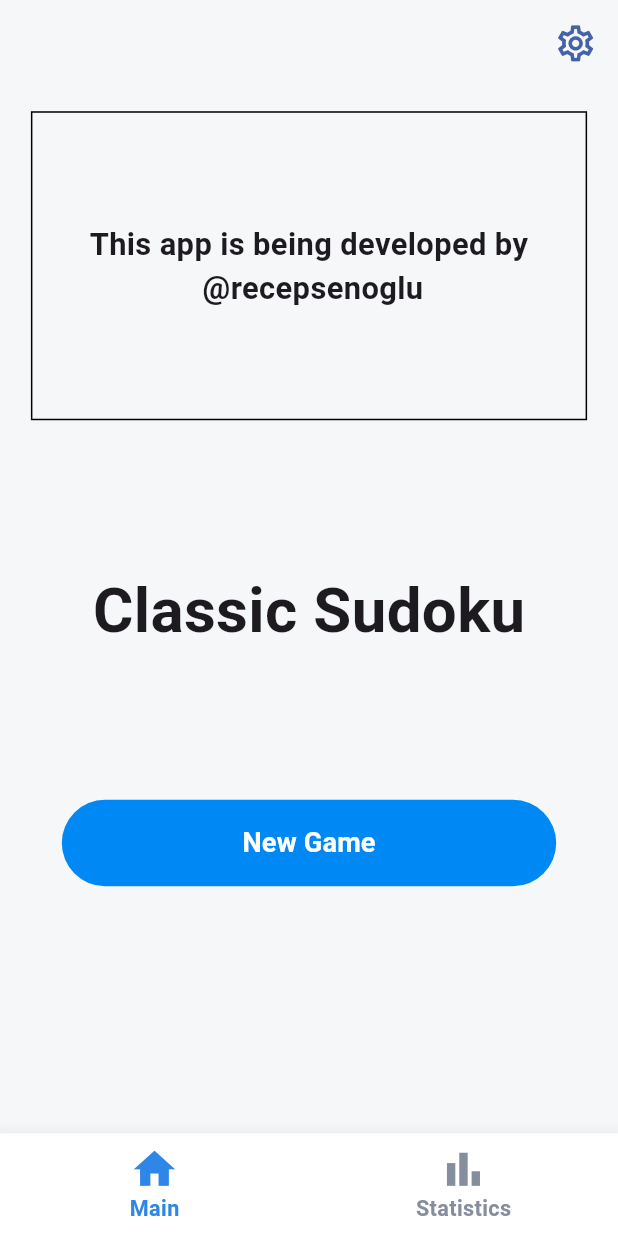
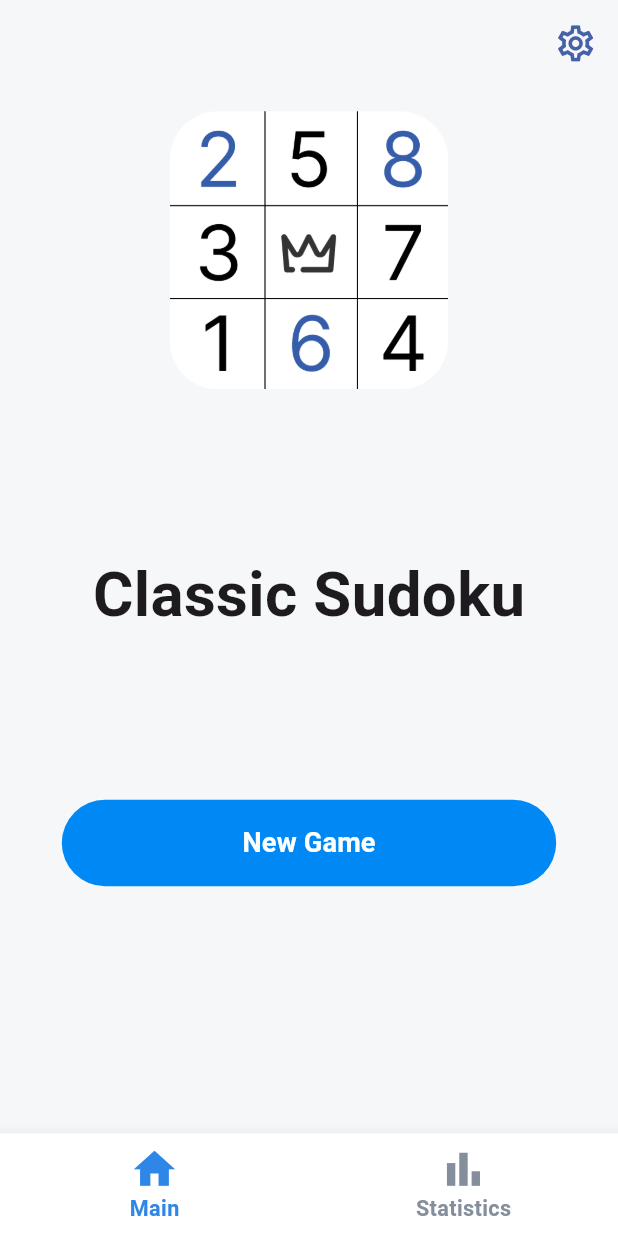
Before and after one commit to recepsenoglu/Flutter_Sudoku, a Flutter app: the screen it shows after launch, on a phone screen of 412 x 824 dp. Run offline on Flutter 3.47's test engine with Material 3 defaults, Android fonts, the phone set to English and light mode, and no system bars; our stand-ins replace shared_preferences, webview_flutter.

Commit message:
app logo added to main screen

```diff
--- a/lib/screens/main_screen/main_screen.dart
+++ b/lib/screens/main_screen/main_screen.dart
@@ -45,7 +45,8 @@ class MainScreen extends StatelessWidget {
             child: Column(
               mainAxisAlignment: MainAxisAlignment.spaceBetween,
               children: [
-                const ChallengeAndEvents(),
+                // const ChallengeAndEvents(),
+                const AppLogo(),
                 const GameTitle(),
                 Container(
                   height: GameSizes.getHeight(0.25),
@@ -105,6 +106,28 @@ class GameTitle extends StatelessWidget {
   }
 }
 
+class AppLogo extends StatelessWidget {
+  const AppLogo({super.key});
+
+  @override
+  Widget build(BuildContext context) {
+    return Container(
+      decoration: BoxDecoration(
+        color: GameColors.mainScreenBg,
+        borderRadius: BorderRadius.circular(32),
+        image: const DecorationImage(
+          image: AssetImage('assets/images/play_store_512.png'),
+          fit: BoxFit.contain,
+        ),
+      ),
+      child: SizedBox(
+        width: GameSizes.getWidth(0.45),
+        height: GameSizes.getWidth(0.45),
+      ),
+    );
+  }
+}
+
 class ChallengeAndEvents extends StatelessWidget {
   const ChallengeAndEvents({super.key});
 
```
Also changed, not shown: assets/images/play_store_512.png (added).
